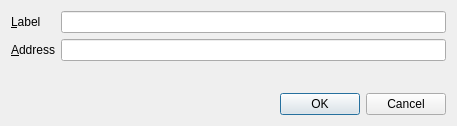
cryptonodes-core/cryptonodes-core, file src/qt/forms/editaddressdialog.ui: the form before one commit.
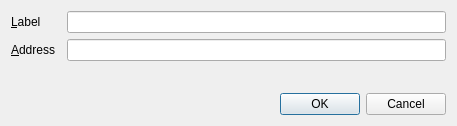
The form after the commit. Custom widgets are drawn as their Qt base class.

```diff
--- a/src/qt/forms/editaddressdialog.ui
+++ b/src/qt/forms/editaddressdialog.ui
@@ -4,12 +4,16 @@
  <widget class="QDialog" name="EditAddressDialog">
   <property name="geometry">
    <rect>
-    <x>0</x>
-    <y>0</y>
     <width>457</width>
     <height>126</height>
    </rect>
   </property>
+  <property name="minimumSize">
+   <size>
+    <width>400</width>
+    <height>100</height>
+   </size>
+  </property>
   <property name="windowTitle">
    <string>Edit Address</string>
   </property>
@@ -21,6 +25,12 @@
      </property>
      <item row="0" column="0">
       <widget class="QLabel" name="label">
+       <property name="minimumSize">
+        <size>
+         <width>50</width>
+         <height>20</height>
+        </size>
+       </property>
        <property name="text">
         <string>&amp;Label</string>
        </property>
@@ -31,6 +41,12 @@
      </item>
      <item row="0" column="1">
       <widget class="QLineEdit" name="labelEdit">
+       <property name="minimumSize">
+        <size>
+         <width>100</width>
+         <height>20</height>
+        </size>
+       </property>
        <property name="toolTip">
         <string>The label associated with this address list entry</string>
        </property>
@@ -38,6 +54,12 @@
      </item>
      <item row="1" column="0">
       <widget class="QLabel" name="label_2">
+       <property name="minimumSize">
+        <size>
+         <width>50</width>
+         <height>20</height>
+        </size>
+       </property>
        <property name="text">
         <string>&amp;Address</string>
        </property>
@@ -48,6 +70,12 @@
      </item>
      <item row="1" column="1">
       <widget class="QValidatedLineEdit" name="addressEdit">
+       <property name="minimumSize">
+        <size>
+         <width>100</width>
+         <height>20</height>
+        </size>
+       </property>
        <property name="toolTip">
         <string>The address associated with this address list entry. This can only be modified for sending addresses.</string>
        </property>
```
Left out of the diff: 6 changed lines with no effect on the pictures.
